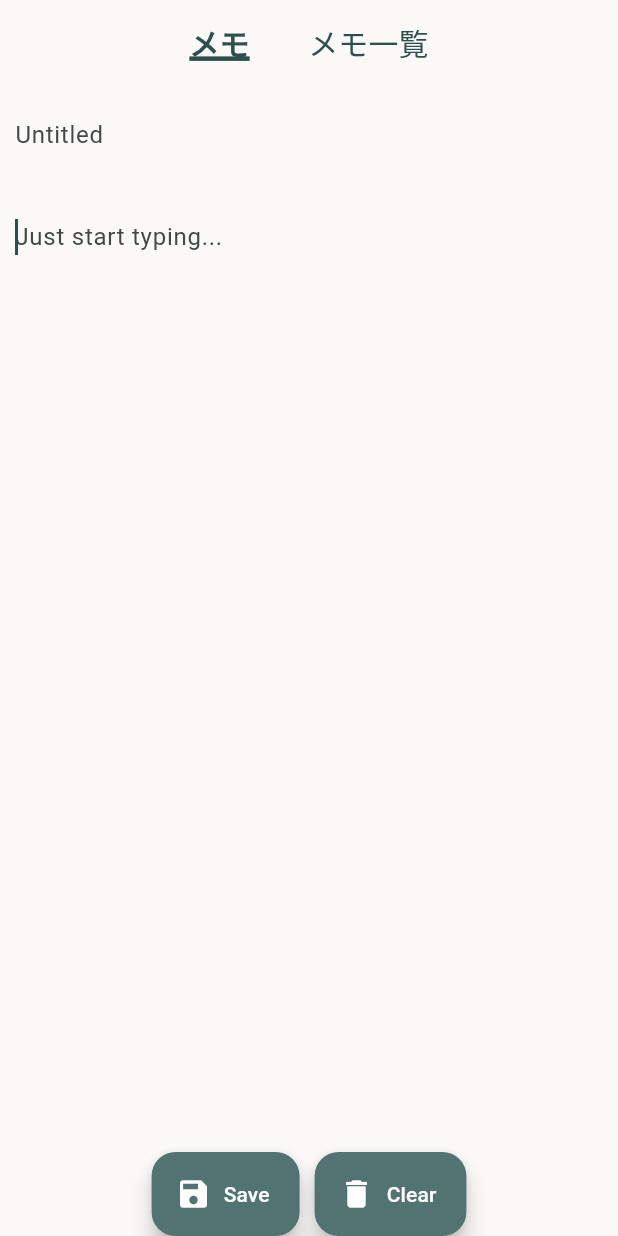
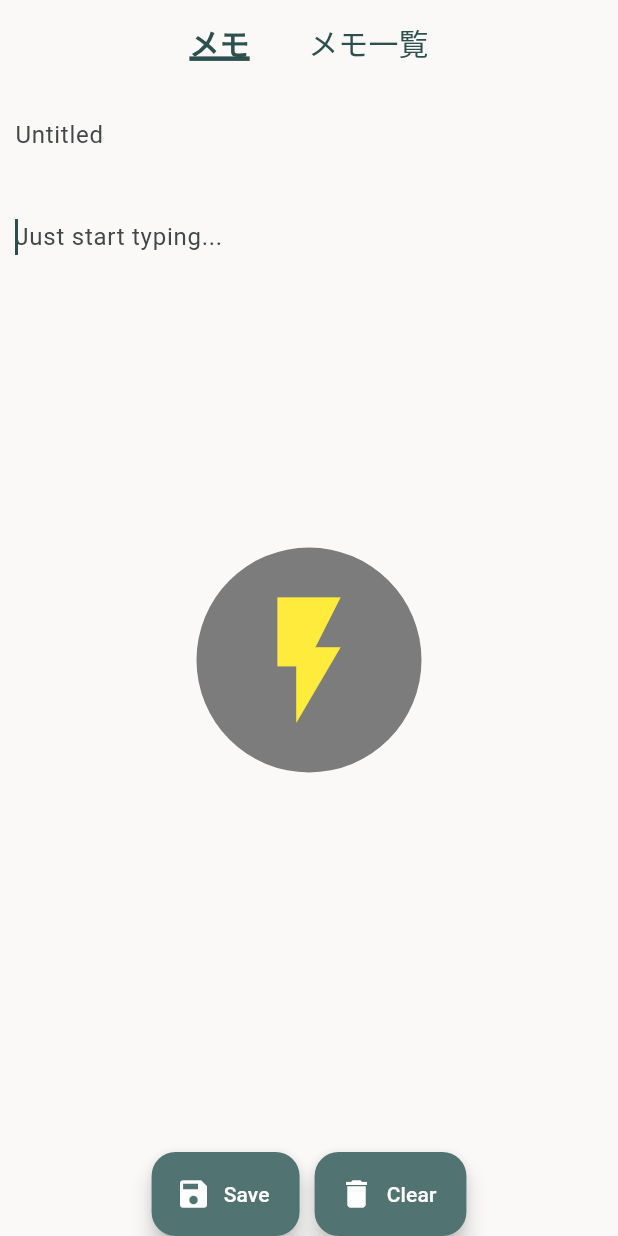
Before and after one commit to powerninja/flutter_zaptap, a Flutter app: the screen it shows after launch, after a tap on "Save", on a phone screen of 412 x 824 dp. Run offline on Flutter 3.47's test engine with Material 3 defaults, Android fonts, the phone set to English and light mode, and no system bars; Roboto replaces fonts that are missing (M_PLUS_Rounded_1c).

Commit message:
1. 保存ボタン押下時にアニメーションを追加 2. メモ一覧に遷移した際に保存ボタンを非表示にする

```diff
--- a/lib/main.dart
+++ b/lib/main.dart
@@ -1,6 +1,7 @@
 import 'package:flutter/material.dart';
 import 'theme.dart';
-import 'package:flutter_markdown/flutter_markdown.dart';
+// import 'package:flutter_markdown/flutter_markdown.dart';
+import 'dart:async';
 
 void main() {
   runApp(const MyApp());
@@ -29,7 +30,8 @@ class MyHomePage extends StatefulWidget {
   State<MyHomePage> createState() => _MyHomePageState();
 }
 
-class _MyHomePageState extends State<MyHomePage> {
+class _MyHomePageState extends State<MyHomePage>
+    with SingleTickerProviderStateMixin {
   // メモ一覧を表示するかどうか
   bool _isShowingMemoList = true;
   // ページコントローラー
@@ -40,6 +42,43 @@ class _MyHomePageState extends State<MyHomePage> {
   final titleController = TextEditingController();
   // フォーカスノード
   FocusNode focusNode = FocusNode();
+  // 雷アイコンを表示するかどうか
+  bool _showIcon = false;
+  // タイマー
+  Timer? _timer;
+  // アニメーションコントローラー
+  AnimationController? _animationController;
+  // アニメーションの進行状況を示す
+  Animation<double>? _animation;
+
+  // 初期化
+  @override
+  void initState() {
+    super.initState();
+    _animationController = AnimationController(
+      vsync: this,
+      duration: const Duration(milliseconds: 300),
+    );
+    _animation = Tween(begin: 0.0, end: 3.0).animate(_animationController!);
+    // アニメーションの状態を監視する
+    _animationController!.addStatusListener((status) {
+      // アニメーションが終了しているか確認する
+      if (status == AnimationStatus.dismissed) {
+        setState(() {
+          // 雷アイコンを非表示にする
+          _showIcon = false;
+        });
+      }
+    });
+  }
+
+  // timerを破棄する
+  @override
+  void dispose() {
+    _timer?.cancel(); // Timerを破棄する
+    super.dispose();
+  }
+
   @override
   Widget build(BuildContext context) {
     return Scaffold(
@@ -109,7 +148,33 @@ class _MyHomePageState extends State<MyHomePage> {
         ),
       ),
       // ページビュー
-      body: PageView(
+      body: Stack(
+        children: [
+          if (_showIcon)
+            Center(
+              // 背景の透過する
+              child: FadeTransition(
+                // アニメーションを適用
+                opacity: _animation!,
+                // 背景のサイズや色、形を指定
+                child: Container(
+                  width: 150,
+                  height: 150,
+                  decoration: BoxDecoration(
+                    color: Colors.black.withOpacity(0.5),
+                    shape: BoxShape.circle,
+                  ),
+                  // 雷アイコン
+                  child: const Icon(
+                    Icons.flash_on,
+                    size: 100,
+                    color: Colors.yellow,
+                  ),
+                ),
+              ),
+            ),
+          // スワイプで画面遷移
+          PageView(
             controller: _pageViewController,
             onPageChanged: (index) {
               if (index == 1) {
@@ -162,18 +227,39 @@ class _MyHomePageState extends State<MyHomePage> {
                       )),
             ],
           ),
-      // 下部のボタン
+        ],
+      ),
+      // フローティングアクションボタン
       floatingActionButton: Row(
+        // 中心に配置
         mainAxisSize: MainAxisSize.min,
         children: [
+          // 保存ボタン
+          if (_isShowingMemoList == true)
             FloatingActionButton.extended(
               label: const Text('Save'),
               icon: const Icon(Icons.save),
               onPressed: () {
+                // 雷アイコンを表示する
+                setState(() {
+                  _showIcon = !_showIcon;
+                });
+                // アニメーションを再生
+                _animationController?.forward();
+                // 3秒後にiconを消す
+                _timer?.cancel(); // 既存のTimerをキャンセル
+                // 1秒後にアイコンを非表示にする
+                _timer = Timer(const Duration(seconds: 1), () {
+                  // アニメーションを逆再生
+                  _animationController?.reverse();
+                });
                 // TODO: sqliteに保存する
               },
             ),
+          // ボタン間のスペース
           const SizedBox(width: 10.0),
+          // クリアボタン
+          if (_isShowingMemoList == true)
             FloatingActionButton.extended(
               label: const Text('Clear'),
               icon: const Icon(Icons.delete),
```
Lines whose indentation alone changed are shown as unchanged.
